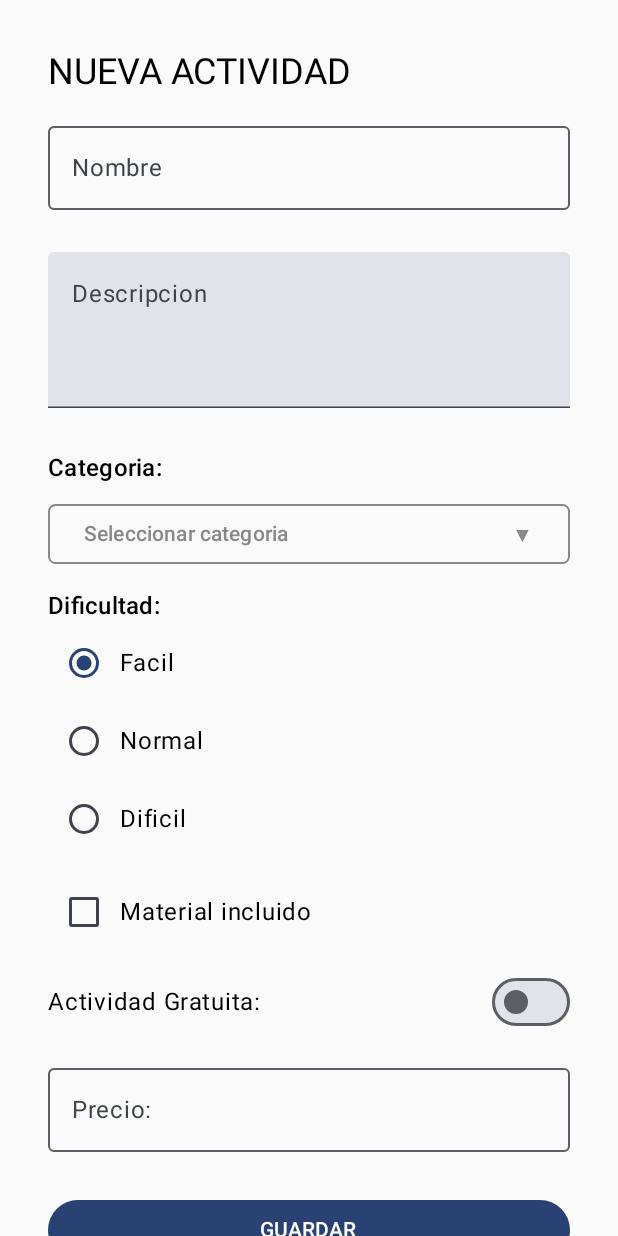
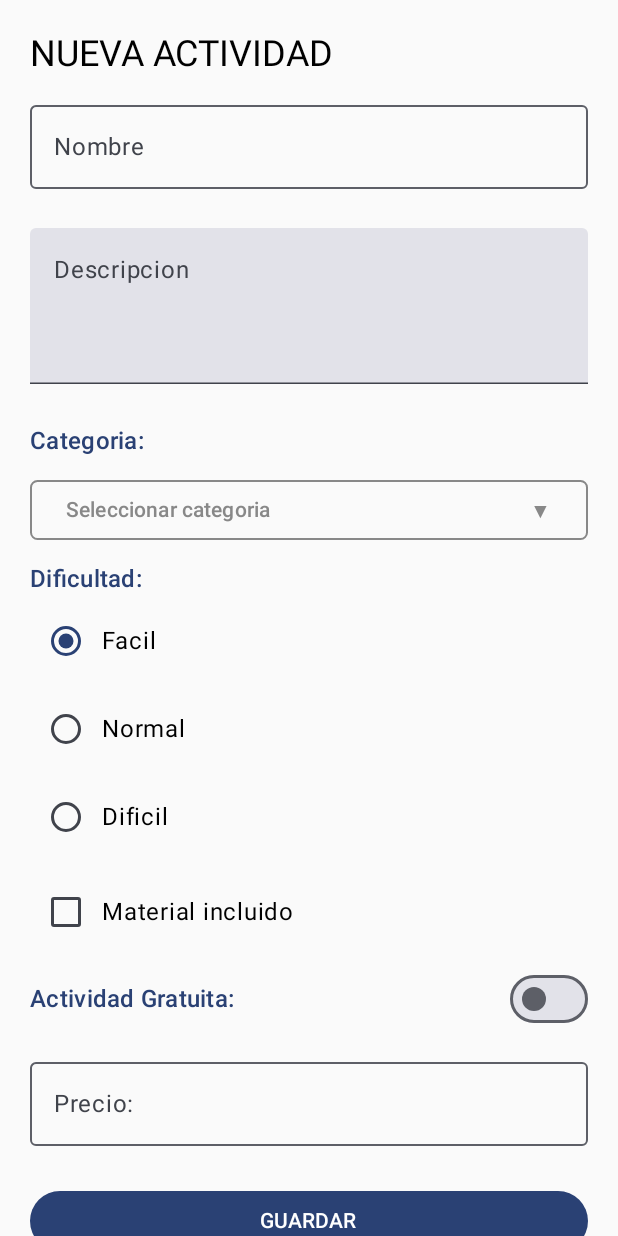
Before and after one commit to franr2007/Multimedia-Programming_and_Mobile-Devices_Projects, an Android app built with Jetpack Compose: the screen it shows after launch (MainActivity), on a phone screen of 412 x 824 dp. Run offline under Robolectric (Android 15) with nearby library versions, the phone set to English and light mode, and no system bars.

Commit message:
finished practica formularios y controles 16/11/26

```diff
--- a/PracticaFormulariosControles/app/src/main/java/com/example/practicaformularioscontroles/ui/components/FormularioActividades.kt
+++ b/PracticaFormulariosControles/app/src/main/java/com/example/practicaformularioscontroles/ui/components/FormularioActividades.kt
@@ -54,11 +54,11 @@ fun FormularioActividad(
 
     //validaciones
 
-    val formatoPrecio = precio.toDoubleOrNull()
+    val doublePrecio = precio.toDoubleOrNull()
     val validarNombre = nombre.trim().length in 3..30
     val validarDescripcion = descripcion.trim().length in 10..120
     val validarCategoria = categoria.isNotBlank()
-    val validarPrecio = gratuita || (formatoPrecio != null && formatoPrecio > 0.0)
+    val validarPrecio = gratuita || (doublePrecio != null && doublePrecio > 0.0)
 
     // validacion que recoge todas las validaciones, solo se podra guardar si esta da true
     val validarFormulario = validarNombre &&
@@ -67,10 +67,8 @@ fun FormularioActividad(
             validarPrecio
 
     Column(
-        modifier = modifier
-            .fillMaxWidth()
-            .padding(16.dp),
-        verticalArrangement = Arrangement.spacedBy(12.dp)
+        modifier = modifier.fillMaxWidth(),
+        verticalArrangement = Arrangement.spacedBy(10.dp)
     ) {
 
         Text(
@@ -153,7 +151,11 @@ fun FormularioActividad(
             horizontalArrangement = Arrangement.SpaceBetween,
             verticalAlignment = Alignment.CenterVertically
         ) {
-            Text("Actividad Gratuita:")
+            Text(
+                text = "Actividad Gratuita:",
+                style = MaterialTheme.typography.titleMedium,
+                color = MaterialTheme.colorScheme.primary
+            )
 
             Switch(
                 checked = gratuita,
@@ -171,7 +173,7 @@ fun FormularioActividad(
         OutlinedTextField(
             value = precio,
             onValueChange = { nuevoPrecio ->
-                precio = nuevoPrecio.replace(',', '.')
+                precio = nuevoPrecio.replace(",",".")
             },
             label = { Text("Precio:") },
             modifier = Modifier.fillMaxWidth(),
@@ -182,7 +184,7 @@ fun FormularioActividad(
                 if (gratuita) {
                     Text("Actividad gratuita: 0,00 €")
                 } else if (intentarGuardar && !validarPrecio) {
-                    Text("Introduce un precio numerico superior a 0")
+                    Text("Introduce un precio numerico superior a 0,00 €")
                 }
             }
         )
@@ -193,7 +195,7 @@ fun FormularioActividad(
                 intentarGuardar = true
 
                 if (validarFormulario) {
-                    val novaActivitat = Actividad(
+                    val nuevaActividad = Actividad(
                         id = 0,
                         nombre = nombre.trim(),
                         descripcion = descripcion.trim(),
@@ -201,10 +203,10 @@ fun FormularioActividad(
                         dificultad = dificultad,
                         materialIncluido = materialIncluido,
                         gratuita = gratuita,
-                        precio = if (gratuita) 0.0 else formatoPrecio!!
+                        precio = if (gratuita) 0.0 else doublePrecio!!
                     )
 
-                    onGuardar(novaActivitat)
+                    onGuardar(nuevaActividad)
 
                     //Se reinician todos los estados
                     nombre = ""
@@ -245,10 +247,11 @@ fun SelectorCategoria(
     Column {
         Text(
             text = "Categoria: ",
-            style = MaterialTheme.typography.titleMedium
+            style = MaterialTheme.typography.titleMedium,
+            color = MaterialTheme.colorScheme.primary
         )
 
-        Spacer(modifier = Modifier.height(8.dp))
+        Spacer(modifier = Modifier.height(10.dp))
 
         //Boton que abre el menu
         Button(
@@ -310,7 +313,8 @@ fun SelectorDificultad(
     Column {
         Text(
             text = "Dificultad:",
-            style = MaterialTheme.typography.titleMedium
+            style = MaterialTheme.typography.titleMedium,
+            color = MaterialTheme.colorScheme.primary
         )
 
         dificultades.forEach { opcion ->
@@ -320,7 +324,7 @@ fun SelectorDificultad(
                     .clickable {
                         ondificultadeseleccionada(opcion)
                     }
-                    .padding(vertical = 2.dp),
+                    .padding(vertical = 5.dp),
                 verticalAlignment = Alignment.CenterVertically
             ) {
                 RadioButton(
--- a/PracticaFormulariosControles/app/src/main/java/com/example/practicaformularioscontroles/ui/screens/GestorActividades.kt
+++ b/PracticaFormulariosControles/app/src/main/java/com/example/practicaformularioscontroles/ui/screens/GestorActividades.kt
@@ -3,7 +3,6 @@ package com.example.practicaformularioscontroles.ui.screens
 import androidx.compose.foundation.layout.Arrangement
 import androidx.compose.foundation.layout.PaddingValues
 import androidx.compose.foundation.layout.fillMaxSize
-import androidx.compose.foundation.layout.imePadding
 import androidx.compose.foundation.lazy.LazyColumn
 import androidx.compose.foundation.lazy.items
 import androidx.compose.material3.MaterialTheme
@@ -22,52 +21,44 @@ import com.example.practicaformularioscontroles.ui.components.FormularioActivida
 @Composable
 fun GestorActividadesScreen() {
 
-    // Estado principal de la lista.
-    // mutableStateOf permite que Compose detecte los cambios.
-    // La lista comienza vacía, tal como pide la actividad.
-    var actividad by remember {
+    //lista vacia de actividades
+    var actividades by remember {
         mutableStateOf(listOf<Actividad>())
     }
 
-    // LazyColumn permite mostrar el formulario y las actividades
-    // en una misma lista desplazable, evitando problemas de espacio.
     LazyColumn(
-        modifier = Modifier
-            .fillMaxSize()
-            .imePadding(),
-        contentPadding = PaddingValues(16.dp),
-        verticalArrangement = Arrangement.spacedBy(16.dp)
+        modifier = Modifier.fillMaxSize(),
+        contentPadding = PaddingValues(20.dp),
+        verticalArrangement = Arrangement.spacedBy(10.dp)
     ) {
 
-        // Primer elemento: formulario de creación.
+        //formulario para crear la actividad
         item {
             FormularioActividad(
                 onGuardar = { nuevaActividad ->
 
-                    // Se asigna un identificador único a cada actividad.
-                    val nuevoId = (actividad.maxOfOrNull { it.id } ?: 0) + 1
+                    //variable para asignar una id a una actividad
+                    val nuevoId = (actividades.maxOfOrNull { it.id } ?: 0) + 1
 
-                    // Se crea una nueva lista con la actividad añadida.
-                    // Esta asignación provoca la recomposición de Compose.
-                    actividad = actividad + nuevaActividad.copy(
+                    //le suma una copia de la actividad a la que le pasamos un nuevo id
+                    actividades = actividades + nuevaActividad.copy(
                         id = nuevoId
                     )
                 }
             )
         }
 
-        // Segundo elemento: título de la lista.
         item {
             Text(
                 text = "ACTIVIDADES CREADAS: ",
-                style = MaterialTheme.typography.titleLarge
+                style = MaterialTheme.typography.titleLarge,
+                color = MaterialTheme.colorScheme.primary
             )
         }
 
-        // Cada actividad genera automáticamente una tarjeta.
-        // La clave estable permite identificar correctamente cada elemento.
+        //por cada actividad en la lista actividades se crea una card de actividades
         items(
-            items = actividad,
+            items = actividades,
             key = { actividad -> actividad.id }
         ) { actividad ->
 
```
Also changed, not shown: PracticaFormulariosControles/app/src/main/java/com/example/practicaformularioscontroles/ui/components/ActividadCard.kt (+18 -10 lines).
